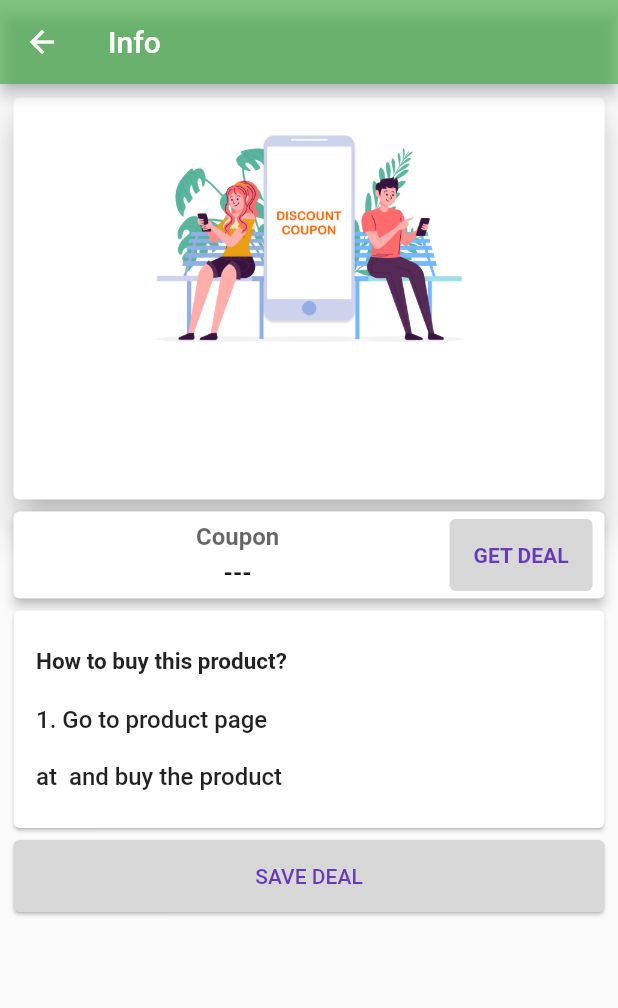
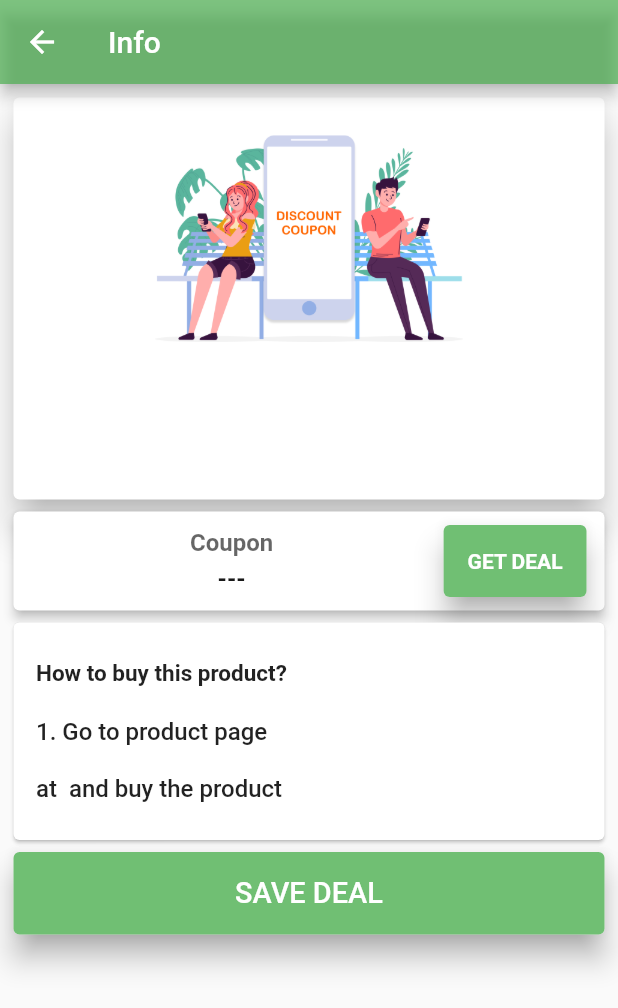
Before and after one commit to inamkkkk/CoupenApp, a Flutter app: the DetailScreen screen opened directly with empty values, on a phone screen of 412 x 824 dp. Shown: the top 1008 px of the screen. Run offline on Flutter 3.47's test engine with Material 2 defaults, Android fonts, the phone set to English and light mode, and no system bars; our stand-ins replace cloud_firestore, firebase_core, get, shared_preferences; accounts and stored records are empty; network calls fail; statements that could not run were skipped.

Commit message:
final Touch

```diff
--- a/lib/api-services/apiServices.dart
+++ b/lib/api-services/apiServices.dart
@@ -43,6 +43,7 @@ Future<dynamic> getResponse () async {
     print('hello');
     var map = jsonDecode(response.body);
    // print('$map');
+ //deals
     offersList = Coupons.fromJson(map);
     print("${offersList?.offers![0]}");
     for(var v in offersList!.offers!){
--- a/lib/screens/detail-screen.dart
+++ b/lib/screens/detail-screen.dart
@@ -1,4 +1,5 @@
 import 'dart:convert';
+import 'package:customer_coupon_flutter_app/Responsive/ResponsiveClass.dart';
 import 'package:flutter/material.dart';
 import 'package:url_launcher/url_launcher.dart';
 import '../api-services/apiServices.dart';
@@ -77,6 +78,7 @@ class _DetailScreenState extends State<DetailScreen> {
     return Scaffold(
       key: _scaffoldKey,
       appBar: AppBar(
+
         backgroundColor: Colors.green.withOpacity(0.7)  ,
         title: const Text('Info'),
         leading: IconButton(
@@ -228,9 +230,12 @@ class _DetailScreenState extends State<DetailScreen> {
                             ],
                           ),
                         ),
-                        TextButton(
+                        Card(
+                          elevation: 8,
+                          shadowColor: Colors.grey.withOpacity(0.9),
+                          child: TextButton(
                             style:  ElevatedButton.styleFrom(
-                            backgroundColor: Colors.grey.withOpacity(0.4),
+                              backgroundColor: Colors.green.withOpacity(0.8),
                             ),
                               onPressed:  () async{
                             final  _url = Uri.parse('${widget.url}');
@@ -245,8 +250,9 @@ class _DetailScreenState extends State<DetailScreen> {
                               child: Padding(
                                 padding: const EdgeInsets.all(8.0),
                                 child: Text('Get Deal'.toUpperCase(),style: const TextStyle(
-                                  color: Colors.deepPurple,
+                                    color: Colors.white,
                                   fontWeight: FontWeight.w600
+                                ),
                                 ),
                               ),
                           ),
@@ -323,9 +329,11 @@ class _DetailScreenState extends State<DetailScreen> {
                   ),
                 ),
                 Card(
+                  elevation: 8,
+                  shadowColor: Colors.grey.withOpacity(1),
                   child: TextButton(
                     style:  ElevatedButton.styleFrom(
-                      backgroundColor: Colors.grey.withOpacity(0.4),
+                        backgroundColor: Colors.green.withOpacity(0.8),
                     ),
                     onPressed:  () async{
                       var b = jsonEncode(widget.lfi[0]);
@@ -376,15 +384,18 @@ class _DetailScreenState extends State<DetailScreen> {
 
 
                     child: Padding(
-                      padding: const EdgeInsets.all(8.0),
-                      child: Text('Save Deal'.toUpperCase(),style: const TextStyle(
-                          color: Colors.deepPurple,
+                      padding:  EdgeInsets.all(8.0),
+                      child: Text('Save Deal'.toUpperCase(),style:  TextStyle(
+                          color: Colors.white,
+                          fontSize: responsive(20, context),
                           fontWeight: FontWeight.w500
                       ),
                       ),
                     ),
                   ),
+
                 ),
+                SizedBox(height: responsive(10, context),)
               ],
             ),
           ),
--- a/pubspec.yaml
+++ b/pubspec.yaml
@@ -16,7 +16,7 @@ dependencies:
   http: ^0.13.5
   provider: ^6.0.3
   firebase_core:
-  cloud_firestore: ^4.9.0
+  cloud_firestore: ^4.9.1
   url_launcher:
   shared_preferences:
   get:
```
Also changed, not shown: lib/screens/main-tab-screen.dart (+16 -16 lines), pubspec.lock, 2 other files. Lines whose indentation alone changed are shown as unchanged.
